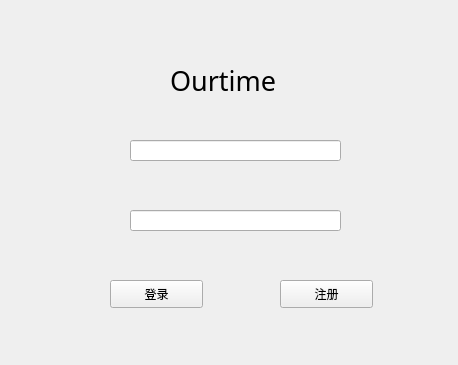
First picture: the form in OutTime/login.ui, repository agilelike/OurTime, before the edit.
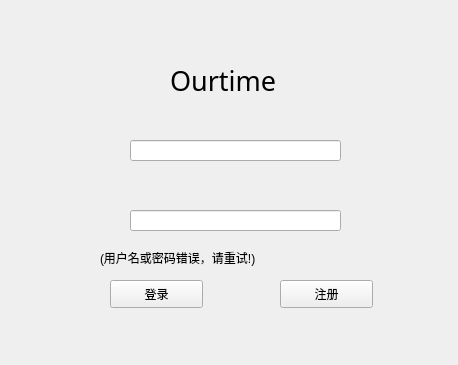
Second picture: the form after the edit. Icons and pictures are not drawn.

```diff
--- a/OutTime/login.ui
+++ b/OutTime/login.ui
@@ -113,6 +113,22 @@
     <string>Ourtime</string>
    </property>
   </widget>
+  <widget class="QLabel" name="label_4">
+   <property name="geometry">
+    <rect>
+     <x>100</x>
+     <y>250</y>
+     <width>271</width>
+     <height>16</height>
+    </rect>
+   </property>
+   <property name="styleSheet">
+    <string notr="true">font: 14pt &quot;隶书&quot;;</string>
+   </property>
+   <property name="text">
+    <string>(用户名或密码错误，请重试!)</string>
+   </property>
+  </widget>
  </widget>
  <resources/>
  <connections/>
```
